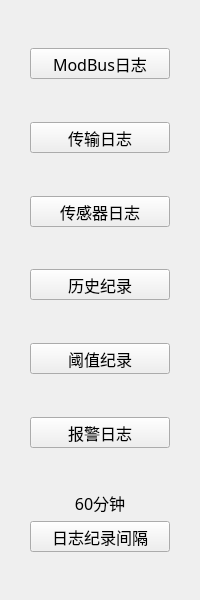
The window that IDC_TestSystem/SI-PDU/toolbox/silogstoolwid.ui (ChinaClever/IDC_TestSystem) describes before a commit, drawn with Qt 5.
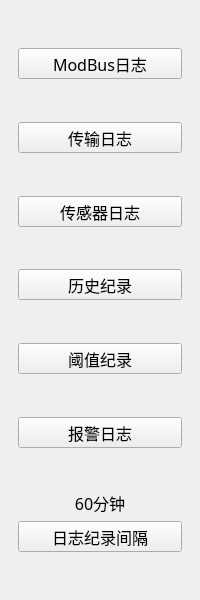
The same window after the commit.

```diff
--- a/IDC_TestSystem/SI-PDU/toolbox/silogstoolwid.ui
+++ b/IDC_TestSystem/SI-PDU/toolbox/silogstoolwid.ui
@@ -27,10 +27,10 @@
   </property>
   <layout class="QVBoxLayout" name="verticalLayout">
    <property name="leftMargin">
-    <number>30</number>
+    <number>18</number>
    </property>
    <property name="rightMargin">
-    <number>30</number>
+    <number>18</number>
    </property>
    <item>
     <spacer name="verticalSpacer">
```
